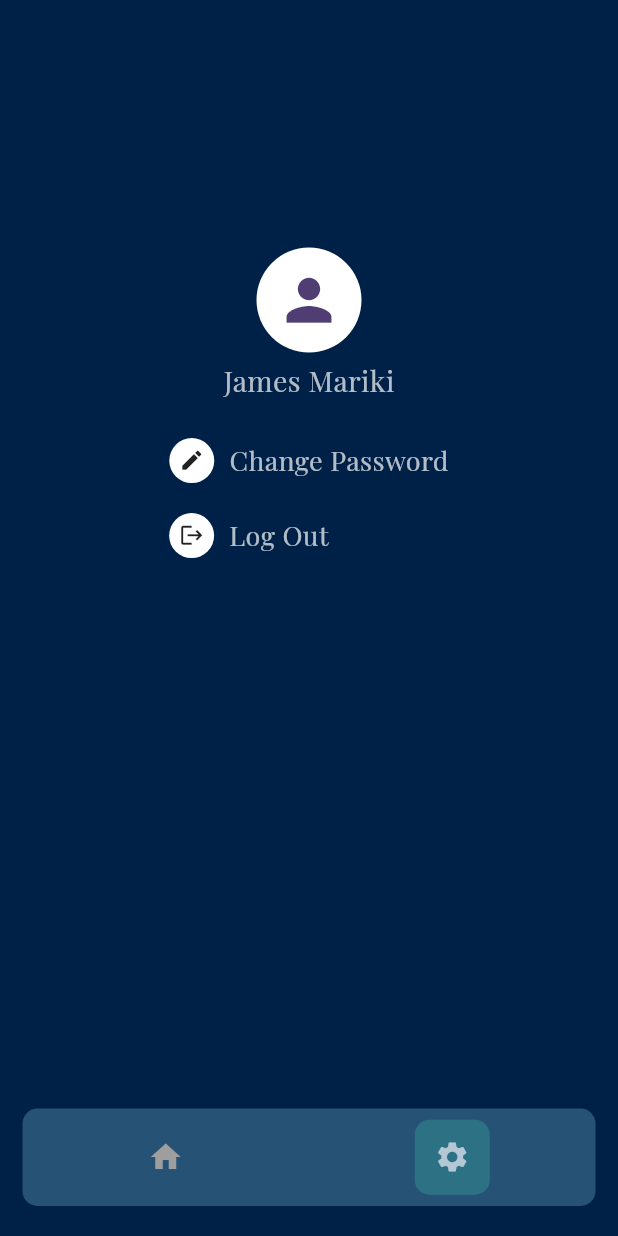
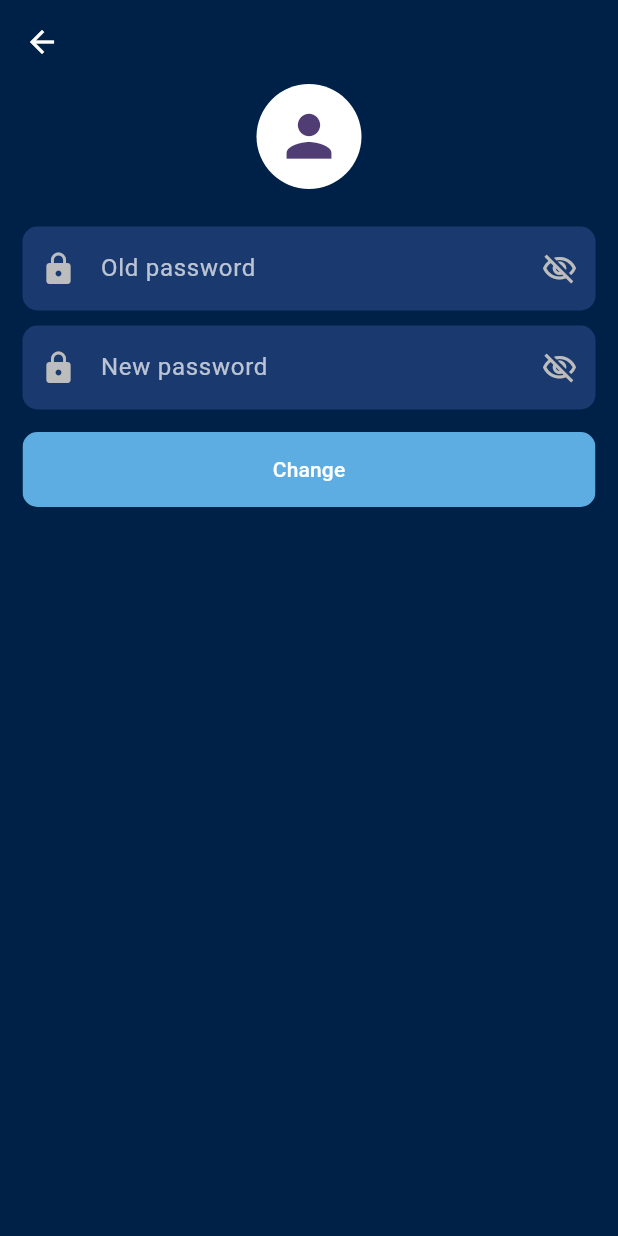
Before and after one commit to 78idan/project_app, a Flutter app: the lecture_dashboard2_2 screen opened directly with empty values, after a tap on the "settings" icon, after a tap on "Change Password", on a phone screen of 412 x 824 dp. Run offline on Flutter 3.47's test engine with Material 3 defaults, Android fonts, the phone set to English and light mode, and no system bars; our stand-ins replace dio, google_fonts, image_picker, permission_handler, video_player; network calls fail.

Commit message:
initial commit 2

```diff
--- a/lib/admin_dashboard/admin_profile.dart
+++ b/lib/admin_dashboard/admin_profile.dart
@@ -36,6 +36,7 @@ class admin_profile1_3 extends State<admin_profile1_2>{
       body: Padding(
         padding: EdgeInsets.fromLTRB(15, 25, 15, 0),
         child: Column(
+          // crossAxisAlignment: CrossAxisAlignment.start,
           children: [
             SizedBox(
               height: MediaQuery.of(context).size.height * 0.17,
@@ -246,7 +247,7 @@ class profileContainer1_2 extends State<profileContainer1_1>{
                       )
                     );
                   },
-                  child: Text("Log Out                 ",
+                  child: Text("Log Out",
                   style: TextStyle(
                     color: Colors.white70,
                     fontSize: 18,
--- a/lib/lecture_dashboard/lecture_dashboard2.dart
+++ b/lib/lecture_dashboard/lecture_dashboard2.dart
@@ -38,7 +38,7 @@ class lecture_dashboard2_3 extends State<lecture_dashboard2_2>{
   Widget build(BuildContext context ){
   List<Widget> lecturePages = [
     lecture_home1_2(admission_number: widget.admission_number,  IpAddress: widget.IpAddress,),
-    lecture_profile1_2()
+    lecture_profile1_2(admission_number: widget.admission_number, IpAddress: widget.IpAddress)
   ];
     return Scaffold(
       backgroundColor: Color(0xFF002147),
--- /dev/null
+++ b/lib/lecture_dashboard/lecture_profile/lectureChange_password.dart
@@ -0,0 +1,372 @@
+import 'package:flutter/material.dart';
+import 'package:dio/dio.dart';
+
+
+
+// void main(){
+//   runApp(
+//     changePassword1_1()
+//   );
+// }
+
+// class changePassword1_1 extends StatelessWidget{
+//   @override
+//   Widget build(BuildContext context ){
+//     return MaterialApp(
+//       debugShowCheckedModeBanner: false,
+//       home: changePassword1_2(),
+//     );
+//   }
+// }
+
+
+
+class lecture_changePassword1_2 extends StatefulWidget{
+    final String IpAddress;
+    final String  admission_number ;
+    lecture_changePassword1_2({ required this.IpAddress, required this.admission_number  });
+  @override
+  lecture_changePassword1_3 createState()=> lecture_changePassword1_3();
+}
+
+
+class lecture_changePassword1_3 extends State<lecture_changePassword1_2>{
+  @override
+  Widget build(BuildContext context ){
+    return Scaffold(
+      backgroundColor: Color(0xFF002147),
+      appBar: lecture_changePasswordAppBar(context),
+      body: Padding(
+        padding: EdgeInsets.fromLTRB(15, 0, 15, 0),
+        child: SingleChildScrollView(
+          scrollDirection: Axis.vertical,
+          child: Column(
+            children: [
+              lecture_changePasswordTextField1_1(IpAddress: widget.IpAddress, admssion_number: widget.admission_number,)
+            ],
+          ),
+        ),
+      ),
+    );
+  }
+}
+
+PreferredSizeWidget lecture_changePasswordAppBar(BuildContext context){
+  return AppBar(
+    backgroundColor: Color(0xFF002147),
+    leading: IconButton(
+      onPressed: (){
+        Navigator.of(context).pop();
+      },
+      icon: Icon(
+        Icons.arrow_back,
+        color: Colors.white,
+      ),
+    ),
+  );
+}
+
+class lecture_changePasswordTextField1_1 extends StatefulWidget{
+      final String IpAddress;
+      final String  admssion_number ;
+  lecture_changePasswordTextField1_1({ required this.IpAddress, required this.admssion_number });
+  @override
+  lecture_changePasswordTextField1_2 createState()=> lecture_changePasswordTextField1_2();
+}
+
+class lecture_changePasswordTextField1_2 extends State<lecture_changePasswordTextField1_1>{
+   TextEditingController oldPasswordController = TextEditingController();
+   TextEditingController newPasswordController = TextEditingController();
+  final keychangePassword = GlobalKey<FormState>();
+  bool isNewObscure = true;
+  bool isOldObscure = true;
+
+  TextEditingController LectureAdmissionNumber = TextEditingController();
+
+//starting of the function of validation
+Future<void> validatechangePassword() async {
+  if (oldPasswordController.text.isEmpty) {
+    customNotification.notificationCustom(context, message: "Old password empty");
+  } else if(newPasswordController.text.isEmpty){
+    customNotification.notificationCustom(context, message: "New password empty");
+  } else if(newPasswordController.text.length < 8){
+    customNotification.notificationCustom(context, message: "8 charcters miss in input2");
+  } else {
+    await changePassword();
+  }
+}
+//ending of the function of validation
+
+//start of changePassword function
+Future<void> changePassword() async{
+      Dio dio = Dio(
+        BaseOptions(
+          connectTimeout: Duration(seconds: 10),
+          receiveTimeout: Duration(seconds: 10)
+        )
+      );
+
+      try{
+        var ipAddress = widget.IpAddress;
+        var url = "http://$ipAddress/project_app/change_password.php";
+        var data1 = {
+          "oldPassword": oldPasswordController.text,
+          "newPassword": newPasswordController.text,
+          "admission_number": widget.admssion_number,
+        };
+        // print(departmentValue);
+        Response response = await dio.post(
+          url,
+          data: FormData.fromMap(data1)
+        );
+
+        if(response.statusCode == 200){
+          // print(response.data);
+          var dataReceived = response.data;
+          if (dataReceived['message'] == "password changed"){
+            customNotification.notificationCustom(context, message: dataReceived['message'],picIcon: Icon(Icons.check_circle,color: Colors.white,size: 14,));
+            oldPasswordController.clear();
+            newPasswordController.clear();
+          }else{
+            customNotification.notificationCustom(context, message: dataReceived['message']);
+          }
+        }
+
+      }catch(e){
+        if (e is DioException){
+          switch(e.type){
+            case DioExceptionType.connectionTimeout:
+                 print("connection timeout ${e.message} ");
+                 break;
+            case DioExceptionType.connectionError:
+                 print("connection error ${e.message}");
+                 break;
+            case DioExceptionType.sendTimeout:
+                 print("send TimeOut ${e.message} ");
+                 break;
+            case DioExceptionType.receiveTimeout:
+                 print("receive timeOut ${e.message}");
+                 break;
+            case DioExceptionType.badCertificate:
+                 print("bad certificate ${e.message} ");
+                 break;
+            case DioExceptionType.badResponse:
+                 print("bad response ${e.message}  ");
+                 break;
+            case DioExceptionType.unknown:
+                 print("unknown error ${e.toString()} ");
+                 break;
+            default:
+                  print("default error ${e.message} ");
+                  break;
+          }
+        }else{
+          print(" Error $e");
+        }
+      }
+}
+//ending of changePassword function
+
+
+  @override
+  Widget build(BuildContext context ){
+    return Container(
+      // height: MediaQuery.of(context).size.height * 0.9,
+      width: MediaQuery.of(context).size.width,
+      decoration: BoxDecoration(
+        // color: Colors.red
+      ),
+      child: Column(
+        children: [
+          SizedBox(
+            // height: MediaQuery.of(context).size.height * 0.05,
+          ),
+          Row(
+            mainAxisAlignment: MainAxisAlignment.center,
+            children: [
+              CircleAvatar(
+                radius: 35,
+                backgroundColor: Colors.white,
+                child: Icon(
+                  Icons.person,
+                  size: 45,
+                ),
+              )
+            ],
+          ),
+          SizedBox(height: 15,),
+          Form(
+            key: keychangePassword,
+            child: Column(
+              children: [
+                SizedBox(height: 10,),
+                TextFormField(
+                  controller: oldPasswordController,
+                  style: TextStyle(
+                    color: Colors.white
+                  ),
+                  obscureText: isOldObscure,
+                  decoration: InputDecoration(
+                    hintText: "Old password",
+                    hintStyle: TextStyle(
+                      color: Colors.white70
+                    ),
+                    fillColor: Color(0xFF1A3A6F),
+                    filled: true,
+                    enabledBorder: OutlineInputBorder(
+                      borderRadius: BorderRadius.circular(10),
+                      borderSide: BorderSide.none
+                    ),
+                    focusedBorder: OutlineInputBorder(
+                      borderRadius: BorderRadius.circular(10),
+                      borderSide: BorderSide.none
+                    ),
+                    prefixIcon: Icon(
+                      Icons.lock,
+                      color: Colors.grey[400],
+                    ),
+                    suffixIcon: IconButton(
+                      onPressed: (){
+                        setState(() {
+                          isOldObscure = !isOldObscure;
+                        });
+
+                      },
+                      icon: Icon(
+                        isOldObscure ? Icons.visibility_off_outlined : Icons.visibility_outlined,
+                        color: Colors.grey[400],
+                      ) ,
+                    )
+                  ),
+                ),
+                SizedBox(height: 10,),
+                TextFormField(
+                  controller: newPasswordController,
+                  style: TextStyle(
+                    color: Colors.white
+                  ),
+                  obscureText: isNewObscure,
+                  decoration: InputDecoration(
+                    hintText: "New password",
+                    hintStyle: TextStyle(
+                      color: Colors.white70
+                    ),
+                    fillColor: Color(0xFF1A3A6F),
+                    filled: true,
+                    enabledBorder: OutlineInputBorder(
+                      borderRadius: BorderRadius.circular(10),
+                      borderSide: BorderSide.none
+                    ),
+                    focusedBorder: OutlineInputBorder(
+                      borderRadius: BorderRadius.circular(10),
+                      borderSide: BorderSide.none
+                    ),
+                    prefixIcon: Icon(
+                      Icons.lock,
+                      color: Colors.grey[400],
+                    ),
+                    suffixIcon: IconButton(
+                      onPressed: (){
+                        setState(() {
+                          isNewObscure = !isNewObscure;
+                        });
+                      },
+                      icon: Icon(
+                        isNewObscure ? Icons.visibility_off_outlined : Icons.visibility_outlined ,
+                        color: Colors.grey[400],
+                      ),
+                    )
+                  ),
+                ),
+                SizedBox(height: 15,),
+                Row(
+                  children: [
+                    Expanded(
+                      child: ClipRRect(
+                        borderRadius: BorderRadius.circular(10),
+                        child: MaterialButton(
+                          onPressed: (){
+                            validatechangePassword();
+                          },
+                          textColor: Colors.white,
+                          color: Color(0xFF5DADE2),
+                          height: 50,
+                          child: Text("Change"),
+                        ),
+                      ),
+                    )
+                  ],
+                ),
+                SizedBox(
+                  height: 140,
+                )
+              ],
+            ),
+          )
+        ],
+      ),
+    );
+  }
+}
+
+class customNotification{
+  static notificationCustom(
+    BuildContext context,
+    {
+      required message,
+      Color? containerColor,
+      Icon? picIcon,
+      Duration timeDuration = const Duration(seconds: 2)
+
+    }
+  ){
+
+    containerColor ??= Colors.green;
+    picIcon ??= Icon(
+      Icons.warning,
+      color: Colors.white,
+      size: 14,
+    );
+
+    OverlayEntry layEntry = OverlayEntry(
+      builder: (context)=>Positioned(
+        top: 40,
+        left: 16,
+        right: 16,
+        child: Center(
+          child: Material(
+            color: Colors.transparent,
+            child: Container(
+              decoration: BoxDecoration(
+                color: containerColor,
+                borderRadius: BorderRadius.circular(5),
+              ),
+              padding: EdgeInsets.symmetric(horizontal: 10,vertical: 11),
+              child: Row(
+                mainAxisSize: MainAxisSize.min,
+                children: [
+                  picIcon!,
+                  SizedBox(width: 4,),
+                  Text(message,
+                  style: TextStyle(
+                    color: Colors.white,
+                    fontFamily: "PlayfairDisplay",
+                    fontSize: 14,
+                  ),
+                  )
+                ],
+              ),
+            ),
+          ),
+        ),
+      )
+    );
+
+    Overlay.of(context).insert(layEntry);
+
+    Future.delayed(timeDuration,(){
+      layEntry.remove();
+    });
+
+  }
+}
```
Also changed, not shown: lib/lecture_dashboard/lecture_profile.dart (+95 -4 lines).
